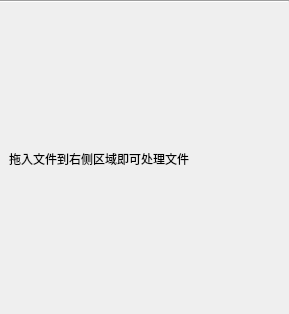
First picture: the form in components/page_home/res/page_home.ui, repository PPJUST/OnlyUnzip, before the edit.
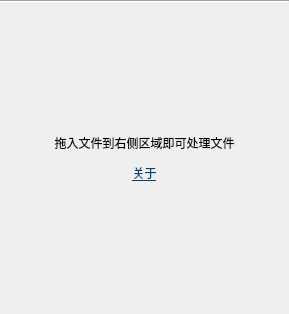
Second picture: the form after the edit. The open tabs and pages were chosen to show the change.

Commit message: 优化：调整关于页的位置

The edit to the form file:
```diff
--- a/components/page_home/res/page_home.ui
+++ b/components/page_home/res/page_home.ui
@@ -49,7 +49,7 @@
        <item>
         <widget class="QLabel" name="label">
          <property name="text">
-          <string>拖入文件到右侧区域即可处理文件</string>
+          <string>&lt;html&gt;&lt;head/&gt;&lt;body&gt;&lt;p align=&quot;center&quot;&gt;拖入文件到右侧区域即可处理文件&lt;/p&gt;&lt;p align=&quot;center&quot;&gt;&lt;a href=&quot;open_about&quot;&gt;&lt;span style=&quot; text-decoration: underline; color:#004275;&quot;&gt;关于&lt;/span&gt;&lt;/a&gt;&lt;/p&gt;&lt;/body&gt;&lt;/html&gt;</string>
          </property>
         </widget>
        </item>
```
Left out of the diff: 4 changed lines with no effect on the pictures. The commit also changes 5 other files.
